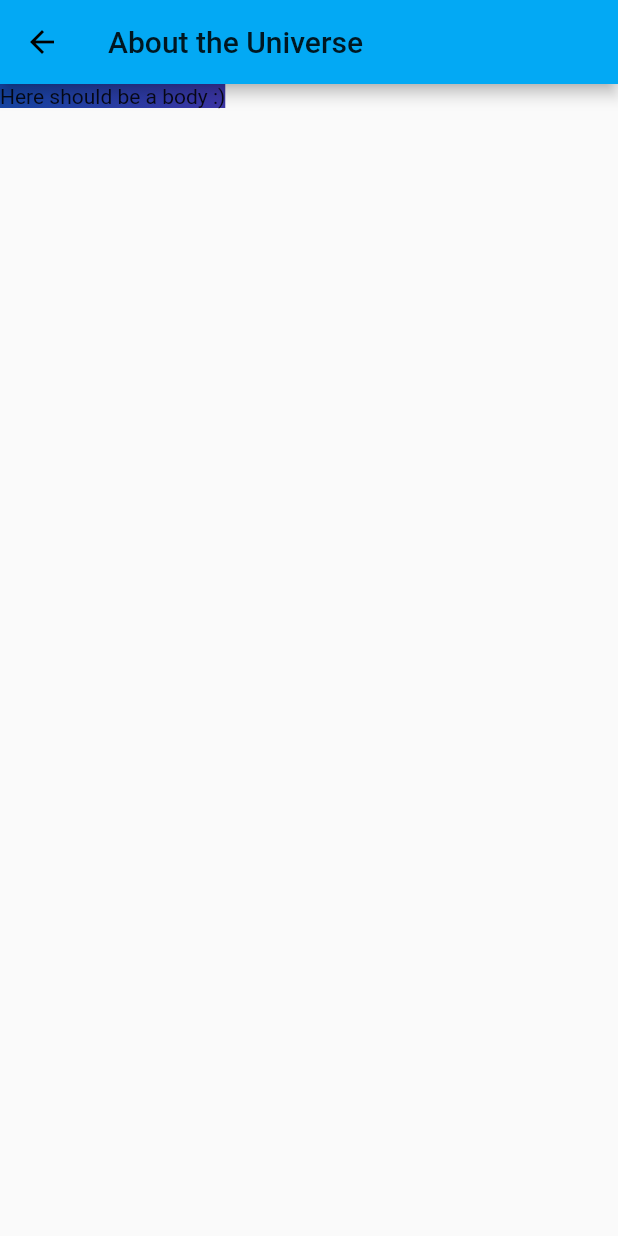
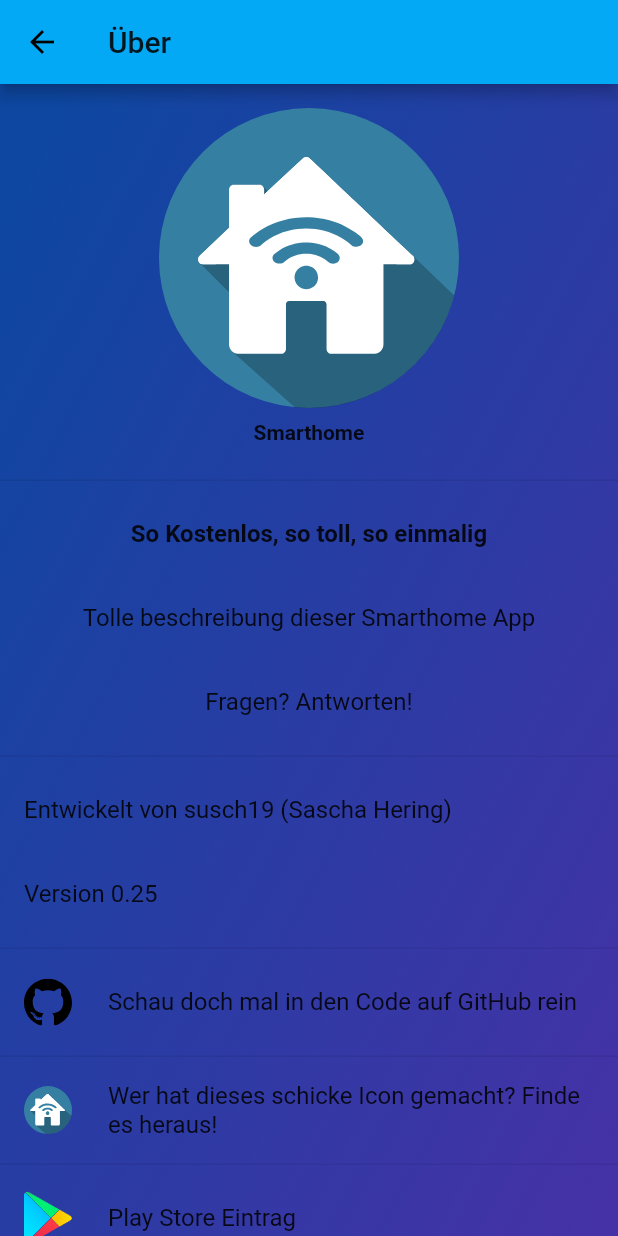
Before and after one commit to susch19/Smarthome, a Flutter app: the AboutScreen screen opened directly, on a phone screen of 412 x 824 dp. Run offline on Flutter 3.47's test engine with Material 2 defaults, Android fonts, the light colour scheme and no system bars; our stand-ins replace adaptive_theme, date_time_picker, equatable, flutter_svg, shared_preferences, syncfusion_flutter_charts and 2 more; missing offline and left inert: shared_preferences_web, signalr_core; accounts and stored records are empty; generated files the repository leaves out were written again.

Commit message:
Added simple about page
* changed icon for windows and android

```diff
--- a/lib/generated_plugin_registrant.dart
+++ b/lib/generated_plugin_registrant.dart
@@ -6,11 +6,13 @@
 // ignore_for_file: lines_longer_than_80_chars
 
 import 'package:shared_preferences_web/shared_preferences_web.dart';
+import 'package:url_launcher_web/url_launcher_web.dart';
 
 import 'package:flutter_web_plugins/flutter_web_plugins.dart';
 
 // ignore: public_member_api_docs
 void registerPlugins(Registrar registrar) {
   SharedPreferencesPlugin.registerWith(registrar);
+  UrlLauncherPlugin.registerWith(registrar);
   registrar.registerMessageHandler();
 }
--- a/lib/main.dart
+++ b/lib/main.dart
@@ -39,7 +39,6 @@ void main() async {
   WidgetsFlutterBinding.ensureInitialized();
   var prefs = await SharedPreferences.getInstance();
   PreferencesManager.instance = PreferencesManager(prefs);
-              PreferencesManager.instance.remove("mainserverurl");
   final savedThemeMode = await AdaptiveTheme.getThemeMode();
   ThemeManager.initThemeManager(savedThemeMode);
   DeviceManager.init();
--- a/lib/screens/about_page.dart
+++ b/lib/screens/about_page.dart
@@ -1,44 +1,119 @@
+import 'package:adaptive_theme/adaptive_theme.dart';
+import 'package:flutter/material.dart';
+import 'package:flutter_svg/flutter_svg.dart';
+import 'package:smarthome/helper/theme_manager.dart';
+import 'package:url_launcher/url_launcher.dart';
 
-
-
-import 'package:flutter/material.dart';
-import 'package:smarthome/helper/theme_manager.dart';
-
-class AboutScreen extends StatefulWidget {
-  AboutScreen();
-
-  @override
-  State<StatefulWidget> createState() => _AboutScreenState();
-}
-
-class _AboutScreenState extends State<AboutScreen> {
-
-
-  @override
-  void initState() {
-    super.initState();
-
-  }
-
-  @override
-  void deactivate() {
-    super.deactivate();
-  }
-
-  void changeColor() {}
-
-
+class AboutScreen extends StatelessWidget {
   @override
   Widget build(BuildContext context) {
     return Scaffold(
-        appBar: AppBar(
-          title: Text("About the Universe")
-        ),
-        body: Container(
-          decoration: ThemeManager.getBackgroundDecoration(context),
-          child: Text("Here should be a body :)"),
-        ),
+      appBar: AppBar(
+        title: Text("Über"),
+      ),
+      body: buildBody(context),
     );
   }
 
+  Widget buildBody(BuildContext context) {
+    var iconColor = AdaptiveTheme.of(context).mode == AdaptiveThemeMode.dark ? Colors.white : Colors.black;
+    return Container(
+      decoration: ThemeManager.getBackgroundDecoration(context),
+      child: ListView(
+        children: [
+          Container(
+            margin: EdgeInsets.all(16.0),
+            child: Column(
+              children: [
+                Center(
+                  child: SvgPicture.asset(
+                    "assets/vectors/smarthome_icon.svg",
+                    width: 200,
+                  ),
+                ),
+                Container(
+                  margin: EdgeInsets.only(
+                    top: 8.0,
+                  ),
+                  child: Center(
+                    child: Text(
+                      "Smarthome",
+                      style: TextStyle(fontWeight: FontWeight.bold),
+                    ),
+                  ),
+                ),
+              ],
+            ),
+          ),
+          Divider(),
+          ListTile(
+            title: Text(
+              "So Kostenlos, so toll, so einmalig",
+              style: TextStyle(fontWeight: FontWeight.bold),
+              textAlign: TextAlign.center,
+            ),
+          ),
+          ListTile(
+            title: Text(
+              "Tolle beschreibung dieser Smarthome App",
+              textAlign: TextAlign.center,
+            ),
+            // "Lorem ipsum dolor sit amet, consetetur sadipscing elitr, sed diam nonumy eirmod tempor invidunt ut labore et dolore magna aliquyam erat, sed diam voluptua. At vero eos et accusam et justo duo dolores et ea rebum. Stet clita kasd gubergren, no sea takimata sanctus est Lorem ipsum dolor sit amet. Lorem ipsum dolor sit amet, consetetur sadipscing elitr, sed diam nonumy eirmod tempor invidunt ut labore et dolore magna aliquyam erat, sed diam voluptua. At vero eos et accusam et justo duo dolores et ea rebum. Stet clita kasd gubergren, no sea takimata sanctus est Lorem ipsum dolor sit amet."),
+          ),
+          ListTile(
+            title: Text(
+              "Fragen? Antworten!",
+              textAlign: TextAlign.center,
+            ),
+          ),
+          Divider(),
+          ListTile(
+            title: Text(
+              "Entwickelt von susch19 (Sascha Hering)",
+            ),
+          ),
+          ListTile(
+            title: Text("Version 0.25"),
+          ),
+          Divider(),
+          ListTile(
+            leading: SvgPicture.asset(
+              "assets/vectors/github.svg",
+              color: iconColor,
+              width: 32,
+            ),
+            title: Text("Schau doch mal in den Code auf GitHub rein"),
+            onTap: () {
+              var urlString = "https://github.com/susch19/smarthome";
+              canLaunch(urlString).then((value) {
+                if (value) launch(urlString);
+              });
+            },
+          ),
+          Divider(),
+          ListTile(
+            leading: SvgPicture.asset("assets/vectors/smarthome_icon.svg", alignment: Alignment.center, width: 32),
+            title: Text("Wer hat dieses schicke Icon gemacht? Finde es heraus!"),
+            onTap: () {
+              var urlString = "https://iconarchive.com/show/flatwoken-icons-by-alecive/Apps-Home-icon.html";
+              canLaunch(urlString).then((value) {
+                if (value) launch(urlString);
+              });
+            },
+          ),
+          Divider(),
+          ListTile(
+            leading: SvgPicture.asset("assets/vectors/google_play.svg", alignment: Alignment.center, width: 32),
+            title: Text("Play Store Eintrag"),
+            onTap: () {
+              var urlString = "https://play.google.com/store/apps/details?id=de.susch19.nssl";
+              canLaunch(urlString).then((value) {
+                if (value) launch(urlString);
+              });
+            },
+          ),
+        ],
+      ),
+    );
+  }
 }
--- a/pubspec.yaml
+++ b/pubspec.yaml
@@ -38,6 +38,8 @@ dependencies:
   equatable: ^2.0.3
   expandable: ^5.0.1
   new_gradient_app_bar: ^0.2.0
+  flutter_svg: ^0.22.0
+  url_launcher:
 
 dev_dependencies:
   flutter_test:
@@ -57,6 +59,9 @@ flutter:
   # the material Icons class.
   uses-material-design: true
 
+  assets:
+    - assets/images/
+    - assets/vectors/
   fonts:
     - family:  Smarthome
       fonts:
```
Also changed, not shown: assets/images/icon.png (added), assets/vectors/github.svg (added), assets/vectors/google_play.svg (added), assets/vectors/nssl_icon.svg (added), assets/vectors/smarthome_icon.svg (added), assets/vectors/smarthome_icon_inkscape.svg (added), 24 other files.
